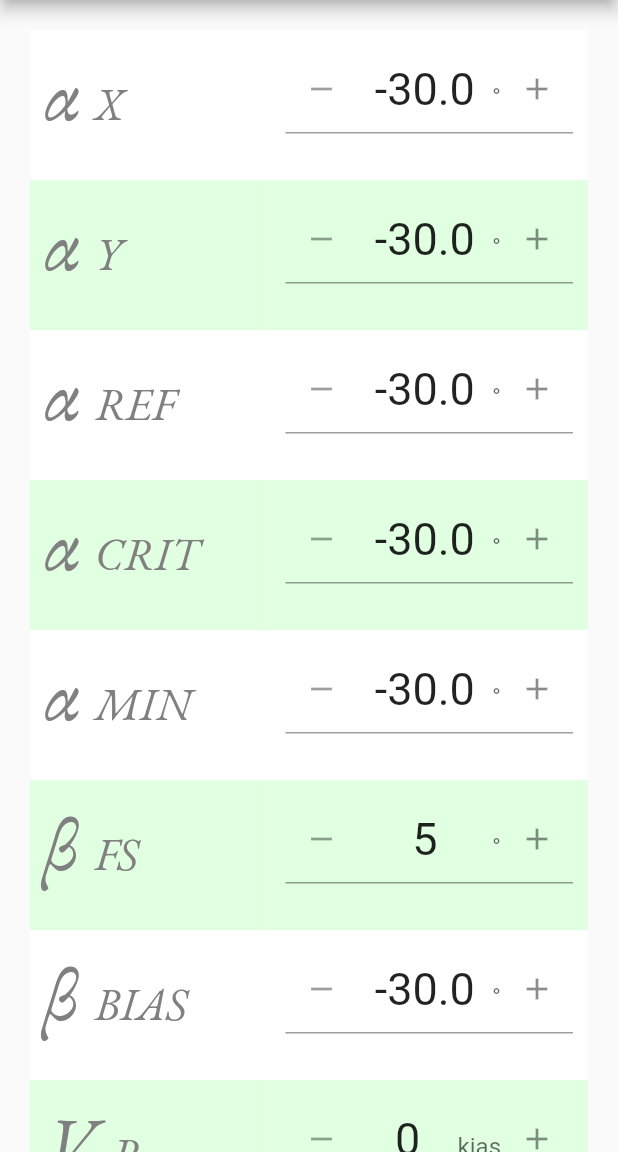
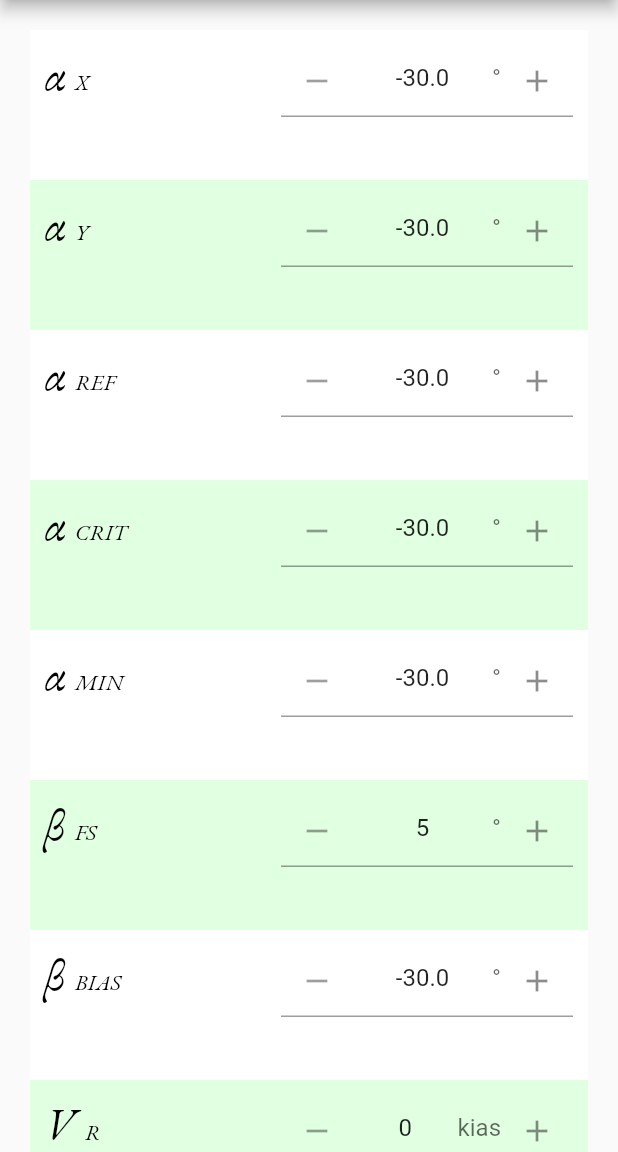
Before and after one commit to airball-aero/airball-settings-editor, a Flutter app: the screen it shows after launch, on a phone screen of 412 x 824 dp, the part 84-1236 px from its top. Run offline on Flutter 3.47's test engine with Material 2 defaults, Android fonts, the phone set to English and light mode, and no system bars; drawn by our look-alikes of flutter_spinbox; network calls fail.

Commit message:
Modified format to fit on phone screens more compactly.

```diff
--- a/airball_settings_editor/lib/json_edit_widgets.dart
+++ b/airball_settings_editor/lib/json_edit_widgets.dart
@@ -21,7 +21,8 @@ class JSONDocumentModel extends ChangeNotifier {
   }
 
   bool isInitialized() {
-    return initialized;
+    return true;
+    // initialized;
   }
 
   void setValue(String name, dynamic value) {
@@ -127,7 +128,6 @@ class DoubleEditWidget extends JSONPropertyEditWidget<double> {
               decimals: this.decimals,
               step: this.step,
               acceleration: 0.001,
-              textStyle: TextStyle(fontSize: 30),
               onChanged: (value) => setValue(model, checkValue(value)),
             ));
   }
--- a/airball_settings_editor/lib/main.dart
+++ b/airball_settings_editor/lib/main.dart
@@ -159,7 +159,7 @@ class AirballSettingsEditor extends StatelessWidget {
                             units: 'kias')),
                     editRow(
                         index++,
-                        plainTextLabel('Ball smoothing factor'),
+                        plainTextLabel('Ball smoothing'),
                         DoubleEditWidget('ball_smoothing_factor',
                             decimals: 2, step: 0.05, min: 0.0, max: 1.0)),
                     editRow(
@@ -178,7 +178,7 @@ class AirballSettingsEditor extends StatelessWidget {
                         BoolEditWidget('show_altimeter')),
                     editRow(
                         index++,
-                        plainTextLabel('Barometer setting'),
+                        plainTextLabel('Baro setting'),
                         DoubleEditWidget('baro_setting',
                             decimals: 2,
                             step: 0.01,
@@ -187,7 +187,7 @@ class AirballSettingsEditor extends StatelessWidget {
                             units: 'in Hg')),
                     editRow(
                         index++,
-                        plainTextLabel('VSI smoothing factor'),
+                        plainTextLabel('VSI smoothing'),
                         DoubleEditWidget('vsi_smoothing_factor',
                             decimals: 2, step: 0.05, min: 0.0, max: 1.0)),
                   ],
@@ -201,21 +201,25 @@ class AirballSettingsEditor extends StatelessWidget {
       text: TextSpan(
         text: symbol + ' ',
         style: TextStyle(
-            color: darkgrey,
-            fontSize: 50,
+            color: black,
+            fontSize: 30,
             fontStyle: FontStyle.italic,
             fontFamily: 'EBGaramond'),
         children: <TextSpan>[
           TextSpan(
               text: subscript,
-              style: TextStyle(fontSize: 30, fontFamily: 'EBGaramond')),
+              style: TextStyle(fontSize: 15, fontFamily: 'EBGaramond')),
         ],
       ),
     );
   }
 
   Widget plainTextLabel(String text) {
-    return Text(text, style: TextStyle(fontSize: 20));
+    return Text(text,
+        style: TextStyle(
+          fontSize: 20,
+          fontFamily: 'EBGaramond',
+        ));
   }
 
   TableRow editRow(int idx, Widget label, JSONPropertyEditWidget widget) {
@@ -247,7 +251,7 @@ class AirballSettingsEditor extends StatelessWidget {
   static const double rowHeight = 100.0;
   static const double cellPadding = 10.0;
   static const Color black = Color.fromRGBO(0, 0, 0, 1);
-  static const Color darkgrey = Color.fromRGBO(128, 128, 128, 1);
+  static const Color grey50 = Color.fromRGBO(128, 128, 128, 1);
   static const Color white = Color.fromRGBO(255, 255, 255, 1);
   static const Color lightGreen = Color.fromRGBO(225, 255, 225, 1);
 }
```
